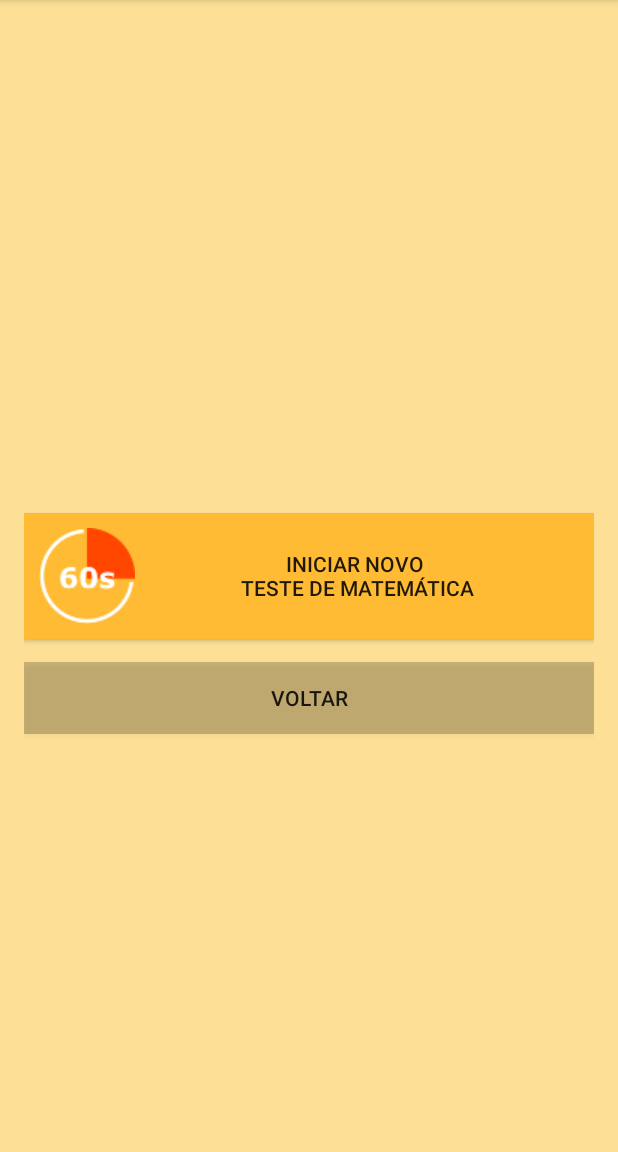
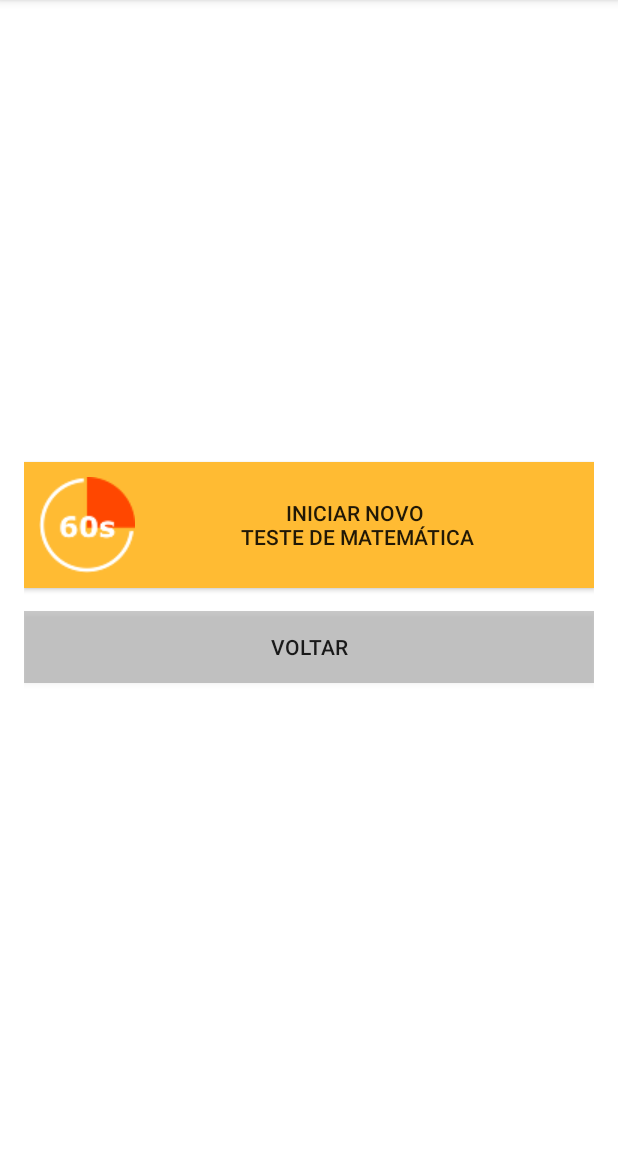
Before and after one commit to douglimar/MathTablesGame2, an Android app: the screen it shows after launch (TableGameActivity), after a tap on an icon or button, on a phone screen of 412 x 824 dp, the part 84-1236 px from its top. Run offline under Robolectric (Android 15) with nearby library versions, the phone set to English and light mode, and no system bars; our stand-ins replace AdMob.

Commit message:
initial commit -- 2017.06.11

```diff
--- a/app/src/main/res/layout/activity_table_game.xml
+++ b/app/src/main/res/layout/activity_table_game.xml
@@ -9,7 +9,13 @@
     android:paddingLeft="@dimen/activity_horizontal_margin"
     android:paddingRight="@dimen/activity_horizontal_margin"
     android:paddingTop="@dimen/activity_vertical_margin"
-    android:background="@color/colorBackgroundCountdown">
+    android:background="@color/colorwhite">
+
+    <LinearLayout
+        android:layout_width="match_parent"
+        android:layout_height="wrap_content"
+        android:layout_centerVertical="true"
+        android:orientation="vertical">
 
         <Button
             android:id="@+id/btnStartNewGame"
@@ -37,6 +43,8 @@
             android:layout_centerInParent="true"
             android:layout_below="@+id/btnStartNewGame"
             android:id="@+id/btnVoltar1" />
+
+    </LinearLayout>
 
     <LinearLayout
         android:orientation="vertical"
```
Also changed, not shown: app/src/main/res/layout/activity_free_time.xml (+9 -1 lines), 8 other files. Lines whose indentation alone changed are shown as unchanged.
